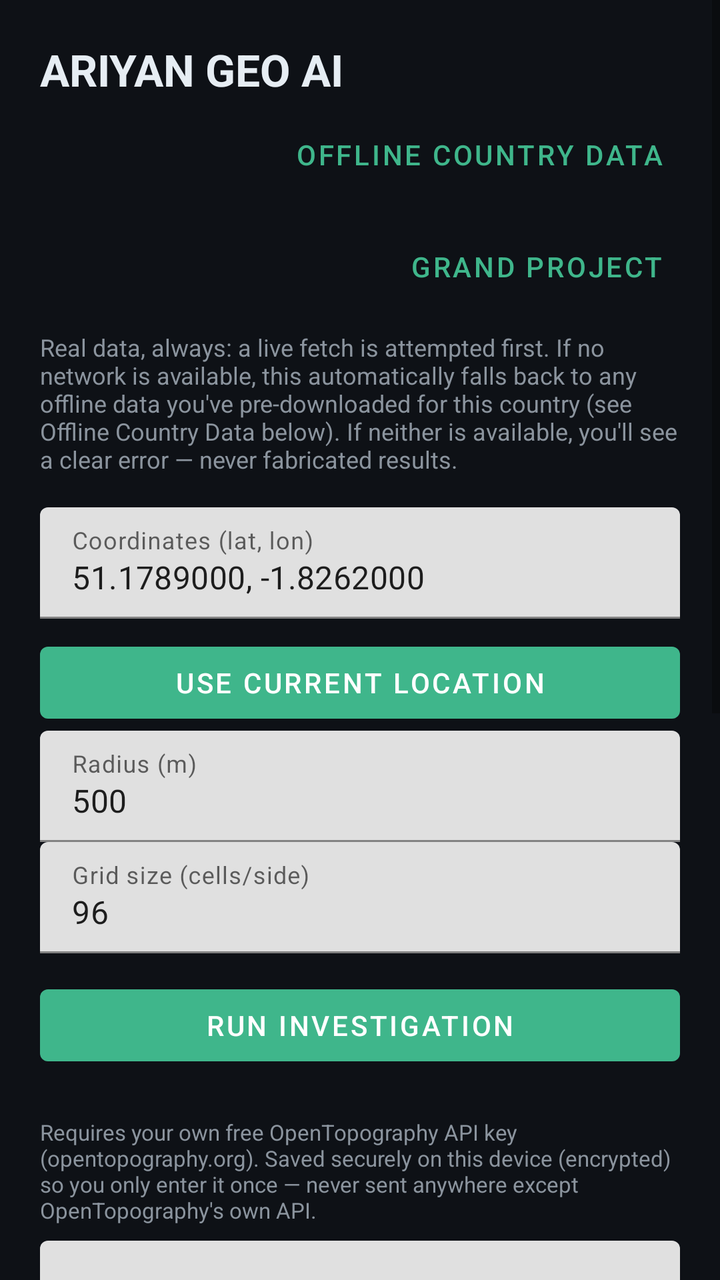
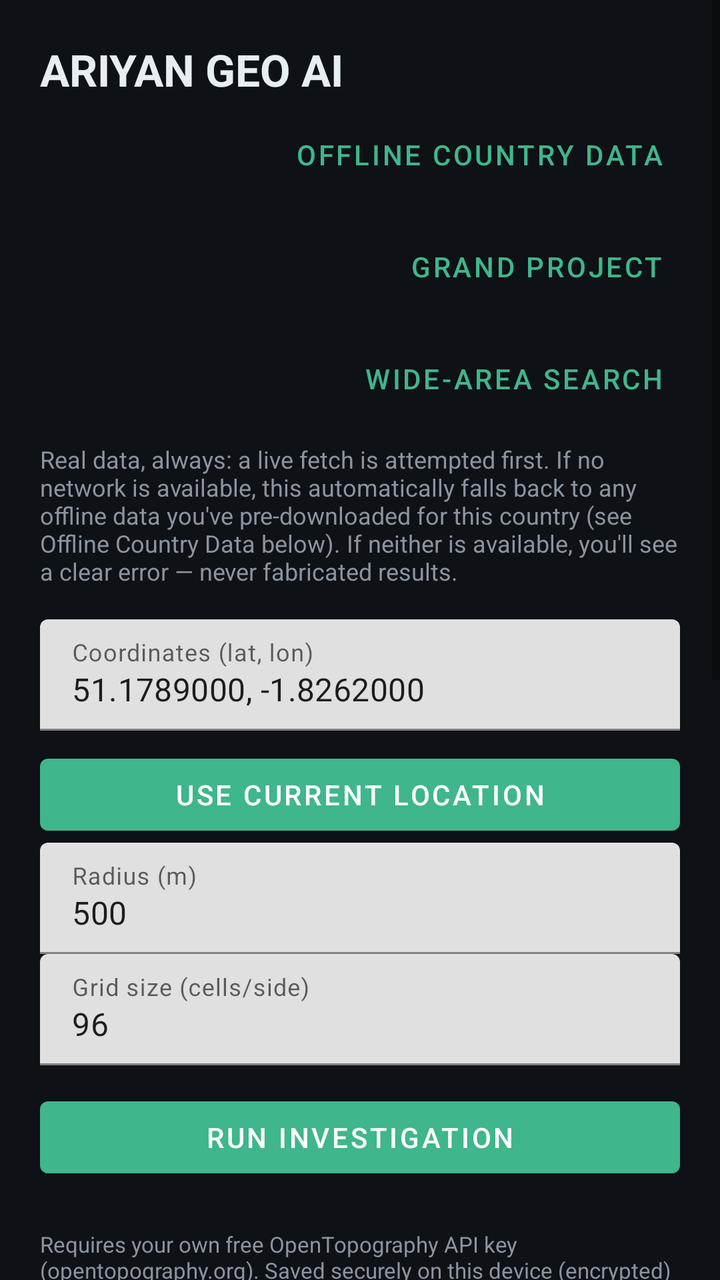

The first picture is an Android layout as it rendered before a commit; the second is the same layout after the commit. The layout source and the unified diff follow.
<!-- AndroidManifest.xml: application theme Theme.AriyanGeoAi -->
<!-- res/layout/activity_main.xml -->
<?xml version="1.0" encoding="utf-8"?>
<ScrollView xmlns:android="http://schemas.android.com/apk/res/android"
    xmlns:app="http://schemas.android.com/apk/res-auto"
    android:layout_width="match_parent"
    android:layout_height="match_parent"
    android:background="@color/ariyan_bg"
    android:fillViewport="true">

    <LinearLayout
        android:layout_width="match_parent"
        android:layout_height="wrap_content"
        android:orientation="vertical"
        android:padding="20dp">

        <TextView
            android:layout_width="match_parent"
            android:layout_height="wrap_content"
            android:text="@string/app_name"
            android:textColor="@color/ariyan_text_primary"
            android:textSize="22sp"
            android:textStyle="bold"
            android:paddingBottom="4dp" />

        <com.google.android.material.button.MaterialButton
            android:id="@+id/buttonOfflineData"
            style="@style/Widget.MaterialComponents.Button.TextButton"
            android:layout_width="wrap_content"
            android:layout_height="wrap_content"
            android:layout_gravity="end"
            android:layout_marginBottom="8dp"
            android:text="@string/open_offline_data"
            android:textColor="@color/ariyan_accent" />

        
        <com.google.android.material.button.MaterialButton
            android:id="@+id/buttonGrandProject"
            style="@style/Widget.MaterialComponents.Button.TextButton"
            android:layout_width="wrap_content"
            android:layout_height="wrap_content"
            android:layout_gravity="end"
            android:layout_marginBottom="8dp"
            android:text="Grand Project"
            android:textColor="@color/ariyan_accent" />

        <TextView
            android:id="@+id/textRealDataNotice"
            android:layout_width="match_parent"
            android:layout_height="wrap_content"
            android:text="@string/real_data_notice"
            android:textColor="@color/ariyan_text_secondary"
            android:textSize="12sp"
            android:paddingBottom="16dp" />

        <com.google.android.material.textfield.TextInputLayout
            android:layout_width="match_parent"
            android:layout_height="wrap_content"
            android:hint="Coordinates (lat, lon)">
            <com.google.android.material.textfield.TextInputEditText
                android:id="@+id/inputCoords"
                android:layout_width="match_parent"
                android:layout_height="wrap_content"
                android:inputType="text"
                android:text="51.1789000, -1.8262000" />
        </com.google.android.material.textfield.TextInputLayout>

        <com.google.android.material.button.MaterialButton
            android:id="@+id/buttonUseLocation"
            android:layout_width="match_parent"
            android:layout_height="wrap_content"
            android:layout_marginTop="8dp"
            android:text="Use current location" />
        <com.google.android.material.textfield.TextInputLayout
            android:layout_width="match_parent"
            android:layout_height="wrap_content"
            android:hint="@string/hint_radius">
            <com.google.android.material.textfield.TextInputEditText
                android:id="@+id/inputRadius"
                android:layout_width="match_parent"
                android:layout_height="wrap_content"
                android:inputType="numberDecimal"
                android:text="500" />
        </com.google.android.material.textfield.TextInputLayout>

        <com.google.android.material.textfield.TextInputLayout
            android:layout_width="match_parent"
            android:layout_height="wrap_content"
            android:hint="@string/hint_grid">
            <com.google.android.material.textfield.TextInputEditText
                android:id="@+id/inputGrid"
                android:layout_width="match_parent"
                android:layout_height="wrap_content"
                android:inputType="number"
                android:text="96" />
        </com.google.android.material.textfield.TextInputLayout>

        <com.google.android.material.button.MaterialButton
            android:id="@+id/buttonRun"
            android:layout_width="match_parent"
            android:layout_height="wrap_content"
            android:layout_marginTop="12dp"
            android:text="@string/run_investigation"
            app:backgroundTint="@color/ariyan_accent" />

        <TextView
            android:id="@+id/textRealDemNotice"
            android:layout_width="match_parent"
            android:layout_height="wrap_content"
            android:layout_marginTop="20dp"
            android:text="@string/real_dem_notice"
            android:textColor="@color/ariyan_text_secondary"
            android:textSize="11sp"
            android:paddingTop="2dp" />

        <com.google.android.material.textfield.TextInputLayout
            android:id="@+id/layoutApiKey"
            android:layout_width="match_parent"
            android:layout_height="wrap_content"
            android:layout_marginTop="8dp"
            android:hint="@string/hint_api_key">
            <com.google.android.material.textfield.TextInputEditText
                android:id="@+id/inputApiKey"
                android:layout_width="match_parent"
                android:layout_height="wrap_content"
                android:inputType="textPassword" />
        </com.google.android.material.textfield.TextInputLayout>

        <com.google.android.material.textfield.TextInputLayout
            android:id="@+id/layoutDemType"
            android:layout_width="match_parent"
            android:layout_height="wrap_content"
            android:hint="@string/hint_demtype">
            <com.google.android.material.textfield.TextInputEditText
                android:id="@+id/inputDemType"
                android:layout_width="match_parent"
                android:layout_height="wrap_content"
                android:text="SRTMGL1" />
        </com.google.android.material.textfield.TextInputLayout>

        <com.google.android.material.switchmaterial.SwitchMaterial
            android:id="@+id/switchNdviCorrelation"
            android:layout_width="match_parent"
            android:layout_height="wrap_content"
            android:layout_marginTop="20dp"
            android:text="Include NDVI correlation (adds a second evidence source)"
            android:textColor="@color/ariyan_text_primary" />

        <TextView
            android:id="@+id/textNdviNotice"
            android:layout_width="match_parent"
            android:layout_height="wrap_content"
            android:text="@string/ndvi_notice"
            android:textColor="@color/ariyan_text_secondary"
            android:textSize="11sp"
            android:paddingTop="2dp"
            android:visibility="gone" />

        <TextView
            android:id="@+id/textRealNdviNotice"
            android:layout_width="match_parent"
            android:layout_height="wrap_content"
            android:text="@string/real_ndvi_notice"
            android:textColor="@color/ariyan_text_secondary"
            android:textSize="11sp"
            android:paddingTop="2dp"
            android:visibility="gone" />

        <com.google.android.material.textfield.TextInputLayout
            android:id="@+id/layoutNdviClientId"
            android:layout_width="match_parent"
            android:layout_height="wrap_content"
            android:layout_marginTop="8dp"
            android:hint="Copernicus OAuth client ID"
            android:visibility="gone">
            <com.google.android.material.textfield.TextInputEditText
                android:id="@+id/inputNdviClientId"
                android:layout_width="match_parent"
                android:layout_height="wrap_content"
                android:inputType="text" />
        </com.google.android.material.textfield.TextInputLayout>

        <com.google.android.material.textfield.TextInputLayout
            android:id="@+id/layoutNdviClientSecret"
            android:layout_width="match_parent"
            android:layout_height="wrap_content"
            android:hint="Copernicus OAuth client secret"
            android:visibility="gone">
            <com.google.android.material.textfield.TextInputEditText
                android:id="@+id/inputNdviClientSecret"
                android:layout_width="match_parent"
                android:layout_height="wrap_content"
                android:inputType="textPassword" />
        </com.google.android.material.textfield.TextInputLayout>

        <com.google.android.material.switchmaterial.SwitchMaterial
            android:id="@+id/switchGpr"
            android:layout_width="match_parent"
            android:layout_height="wrap_content"
            android:layout_marginTop="20dp"
            android:text="Attach GPR field pick (adds a third, site-anchored evidence source)"
            android:textColor="@color/ariyan_text_primary" />

        <TextView
            android:id="@+id/textGprNotice"
            android:layout_width="match_parent"
            android:layout_height="wrap_content"
            android:text="Requires a real two-way travel time read off an actual radargram (no GPR device is parsed automatically yet). Only attaches when 'Include NDVI correlation' above is also enabled, since only that investigation path currently supports a third evidence source."
            android:textColor="@color/ariyan_text_secondary"
            android:textSize="11sp"
            android:paddingTop="2dp" />

        <com.google.android.material.textfield.TextInputLayout
            android:id="@+id/layoutGprSoilPreset"
            android:layout_width="match_parent"
            android:layout_height="wrap_content"
            android:layout_marginTop="8dp"
            android:hint="Soil preset key (air, fresh_water, dry_sand, saturated_sand, dry_clay, saturated_clay, silt_dry, loam_dry, limestone, granite, concrete_dry, ice)"
            android:visibility="gone">
            <com.google.android.material.textfield.TextInputEditText
                android:id="@+id/inputGprSoilPreset"
                android:layout_width="match_parent"
                android:layout_height="wrap_content"
                android:inputType="text"
                android:text="loam_dry" />
        </com.google.android.material.textfield.TextInputLayout>

        <com.google.android.material.textfield.TextInputLayout
            android:id="@+id/layoutGprTwoWayTime"
            android:layout_width="match_parent"
            android:layout_height="wrap_content"
            android:hint="Two-way travel time (ns), as read off the radargram"
            android:visibility="gone">
            <com.google.android.material.textfield.TextInputEditText
                android:id="@+id/inputGprTwoWayTime"
                android:layout_width="match_parent"
                android:layout_height="wrap_content"
                android:inputType="numberDecimal" />
        </com.google.android.material.textfield.TextInputLayout>

        <com.google.android.material.textfield.TextInputLayout
            android:id="@+id/layoutGprDeviceNote"
            android:layout_width="match_parent"
            android:layout_height="wrap_content"
            android:hint="GPR device / method note (optional)"
            android:visibility="gone">
            <com.google.android.material.textfield.TextInputEditText
                android:id="@+id/inputGprDeviceNote"
                android:layout_width="match_parent"
                android:layout_height="wrap_content"
                android:inputType="text" />
        </com.google.android.material.textfield.TextInputLayout>

        <TextView
            android:id="@+id/textRealGprNotice"
            android:layout_width="match_parent"
            android:layout_height="wrap_content"
            android:text="Depth is converted from the travel time using a published reference soil velocity range (Daniels; Conyers) -- an approximation, not a site-calibrated measurement. Reported as a depth estimate with an explicit min/max range, never a single precise number. This is a manual field pick (entry_method=manual); no specific GPR device export is parsed automatically yet."
            android:textColor="@color/ariyan_text_secondary"
            android:textSize="11sp"
            android:paddingTop="2dp"
            android:visibility="gone" />

        <com.google.android.material.switchmaterial.SwitchMaterial
            android:id="@+id/switchErt"
            android:layout_width="match_parent"
            android:layout_height="wrap_content"
            android:layout_marginTop="20dp"
            android:text="Attach ERT field reading (adds a further, site-anchored evidence source)"
            android:textColor="@color/ariyan_text_primary" />

        <TextView
            android:id="@+id/textErtNotice"
            android:layout_width="match_parent"
            android:layout_height="wrap_content"
            android:text="Requires a real resistivity value already read off an inverted ERT profile at a known depth (no ERT device is parsed automatically). Only attaches when 'Include NDVI correlation' above is also enabled, since only that investigation path currently supports this evidence source."
            android:textColor="@color/ariyan_text_secondary"
            android:textSize="11sp"
            android:paddingTop="2dp" />

        <com.google.android.material.textfield.TextInputLayout
            android:id="@+id/layoutErtResistivity"
            android:layout_width="match_parent"
            android:layout_height="wrap_content"
            android:layout_marginTop="8dp"
            android:hint="Resistivity (ohm-m), as read off the inverted profile"
            android:visibility="gone">
            <com.google.android.material.textfield.TextInputEditText
                android:id="@+id/inputErtResistivity"
                android:layout_width="match_parent"
                android:layout_height="wrap_content"
                android:inputType="numberDecimal" />
        </com.google.android.material.textfield.TextInputLayout>

        <com.google.android.material.textfield.TextInputLayout
            android:id="@+id/layoutErtDepth"
            android:layout_width="match_parent"
            android:layout_height="wrap_content"
            android:hint="Depth (m) at which this reading applies"
            android:visibility="gone">
            <com.google.android.material.textfield.TextInputEditText
                android:id="@+id/inputErtDepth"
                android:layout_width="match_parent"
                android:layout_height="wrap_content"
                android:inputType="numberDecimal" />
        </com.google.android.material.textfield.TextInputLayout>

        <com.google.android.material.textfield.TextInputLayout
            android:id="@+id/layoutErtDeviceNote"
            android:layout_width="match_parent"
            android:layout_height="wrap_content"
            android:hint="ERT instrument / inversion software note (optional)"
            android:visibility="gone">
            <com.google.android.material.textfield.TextInputEditText
                android:id="@+id/inputErtDeviceNote"
                android:layout_width="match_parent"
                android:layout_height="wrap_content"
                android:inputType="text" />
        </com.google.android.material.textfield.TextInputLayout>

        <TextView
            android:id="@+id/textRealErtNotice"
            android:layout_width="match_parent"
            android:layout_height="wrap_content"
            android:text="Classified against documented reference resistivity ranges (Reynolds; Clark; Palacky) -- several real materials genuinely overlap, and where a reading matches more than one range this is reported honestly as ambiguous rather than forced toward one interpretation. This is a single manual reading, not a full survey line; no specific ERT instrument export is parsed automatically yet."
            android:textColor="@color/ariyan_text_secondary"
            android:textSize="11sp"
            android:paddingTop="2dp"
            android:visibility="gone" />

        <ProgressBar
            android:id="@+id/progressBar"
            android:layout_width="wrap_content"
            android:layout_height="wrap_content"
            android:layout_gravity="center"
            android:layout_marginTop="16dp"
            android:visibility="gone" />

        <TextView
            android:id="@+id/textConfidence"
            android:layout_width="match_parent"
            android:layout_height="wrap_content"
            android:layout_marginTop="20dp"
            android:textColor="@color/ariyan_accent"
            android:textSize="15sp"
            android:textStyle="bold" />

        <TextView
            android:id="@+id/textResults"
            android:layout_width="match_parent"
            android:layout_height="wrap_content"
            android:layout_marginTop="12dp"
            android:fontFamily="monospace"
            android:textColor="@color/ariyan_text_secondary"
            android:textSize="12sp"
            android:textIsSelectable="true" />

    </LinearLayout>
</ScrollView>
<!-- resources referenced by this layout -->
<resources>
  <color name="ariyan_accent">#3FB68B</color>
  <color name="ariyan_bg">#0E1116</color>
  <color name="ariyan_text_primary">#E6EDF3</color>
  <color name="ariyan_text_secondary">#8B949E</color>
  <string name="app_name">ARIYAN GEO AI</string>
  <string name="hint_api_key">OpenTopography API key</string>
  <string name="hint_demtype">Dataset (e.g. SRTMGL1, COP30, NASADEM)</string>
  <string name="hint_grid">Grid size (cells/side)</string>
  <string name="hint_radius">Radius (m)</string>
  <string name="ndvi_notice">Real NDVI (Copernicus), always: a live per-candidate check is attempted first; if that\'s unavailable for every candidate, this falls back to your offline Sentinel-2 composite for this country, if downloaded.</string>
  <string name="open_offline_data">Offline Country Data</string>
  <string name="real_data_notice">Real data, always: a live fetch is attempted first. If no network is available, this automatically falls back to any offline data you\'ve pre-downloaded for this country (see Offline Country Data below). If neither is available, you\'ll see a clear error — never fabricated results.</string>
  <string name="real_dem_notice">Requires your own free OpenTopography API key (opentopography.org). Saved securely on this device (encrypted) so you only enter it once — never sent anywhere except OpenTopography\'s own API.</string>
  <string name="real_ndvi_notice">Requires your own free Copernicus Data Space Ecosystem OAuth client ID/secret (dataspace.copernicus.eu). Saved securely on this device (encrypted) so you only enter it once. For each DEM candidate, fetches real NDVI mean/stdDev for a small core area at the point and a larger halo area around it; a core significantly below the halo indicates vegetation stress, a real documented signature of buried features.</string>
  <string name="run_investigation">Run Investigation</string>
  <style name="Theme.AriyanGeoAi" parent="Theme.MaterialComponents.DayNight.NoActionBar">
          <item name="colorPrimary">@color/ariyan_accent</item>
          <item name="colorPrimaryDark">@color/ariyan_bg</item>
          <item name="colorAccent">@color/ariyan_accent</item>
          <item name="android:windowBackground">@color/ariyan_bg</item>
          <item name="android:statusBarColor" tools:targetApi="l">@color/ariyan_bg</item>
      </style>
</resources>

<!-- the commit's change to res/layout/activity_main.xml (unified diff, before → after) -->
@@ -42,6 +42,17 @@
             android:text="Grand Project"
             android:textColor="@color/ariyan_accent" />
 
+        
+        <com.google.android.material.button.MaterialButton
+            android:id="@+id/buttonWideAreaSearch"
+            style="@style/Widget.MaterialComponents.Button.TextButton"
+            android:layout_width="wrap_content"
+            android:layout_height="wrap_content"
+            android:layout_gravity="end"
+            android:layout_marginBottom="8dp"
+            android:text="Wide-Area Search"
+            android:textColor="@color/ariyan_accent" />
+
         <TextView
             android:id="@+id/textRealDataNotice"
             android:layout_width="match_parent"
